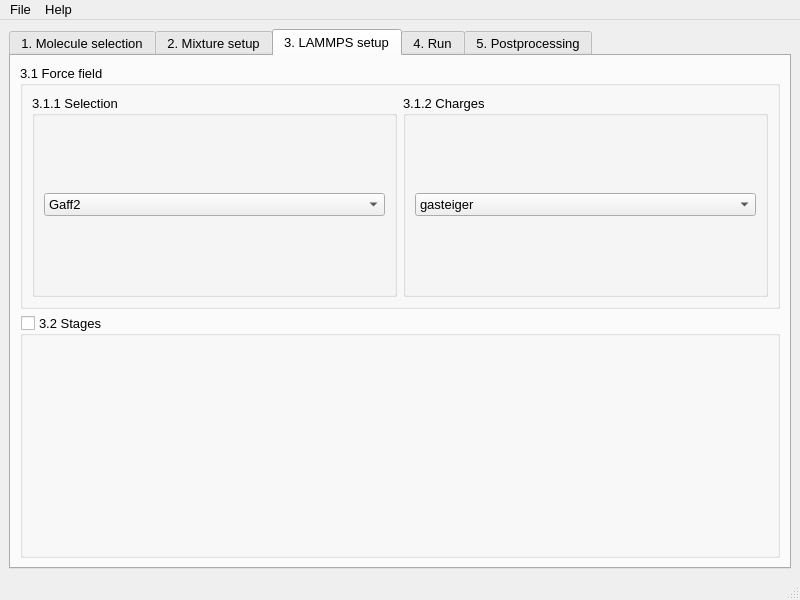
This is scymol/frontend/uis/main_window.ui in eli-ams/scymol as Qt 5 draws it before an edit. The edited form follows.
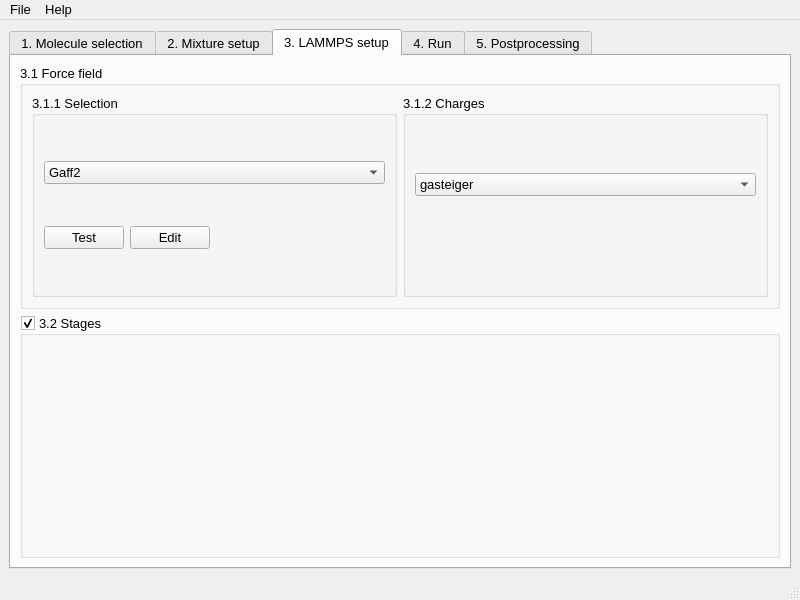
This is the edited form. The open tabs and pages were chosen to show the change.

Commit message: Fixed main_window.ui elements & added force field validation elements.

```diff
--- a/scymol/frontend/uis/main_window.ui
+++ b/scymol/frontend/uis/main_window.ui
@@ -285,12 +285,24 @@
           <layout class="QHBoxLayout" name="horizontalLayout_4">
            <item>
             <widget class="QGroupBox" name="groupBox">
+             <property name="sizePolicy">
+              <sizepolicy hsizetype="Minimum" vsizetype="Minimum">
+               <horstretch>0</horstretch>
+               <verstretch>0</verstretch>
+              </sizepolicy>
+             </property>
              <property name="title">
               <string>3.1.1 Selection</string>
              </property>
              <layout class="QVBoxLayout" name="verticalLayout_5">
               <item>
                <widget class="QComboBox" name="combobox_force_field">
+                <property name="sizePolicy">
+                 <sizepolicy hsizetype="Minimum" vsizetype="Fixed">
+                  <horstretch>0</horstretch>
+                  <verstretch>0</verstretch>
+                 </sizepolicy>
+                </property>
                 <item>
                  <property name="text">
                   <string>Gaff2</string>
@@ -318,17 +330,66 @@
                 </item>
                </widget>
               </item>
+              <item>
+               <layout class="QHBoxLayout" name="horizontallayout_forcefield_test">
+                <property name="sizeConstraint">
+                 <enum>QLayout::SetMinimumSize</enum>
+                </property>
+                <item>
+                 <widget class="QPushButton" name="pushbutton_forcefield_test">
+                  <property name="text">
+                   <string>Test</string>
+                  </property>
+                 </widget>
+                </item>
+                <item>
+                 <widget class="QPushButton" name="pushbutton2_forcefield_test">
+                  <property name="text">
+                   <string>Edit</string>
+                  </property>
+                 </widget>
+                </item>
+                <item>
+                 <spacer name="horizontalspacer_forcefield_test">
+                  <property name="orientation">
+                   <enum>Qt::Horizontal</enum>
+                  </property>
+                  <property name="sizeType">
+                   <enum>QSizePolicy::MinimumExpanding</enum>
+                  </property>
+                  <property name="sizeHint" stdset="0">
+                   <size>
+                    <width>40</width>
+                    <height>20</height>
+                   </size>
+                  </property>
+                 </spacer>
+                </item>
+               </layout>
+              </item>
              </layout>
             </widget>
            </item>
            <item>
             <widget class="QGroupBox" name="groupBox_3">
+             <property name="sizePolicy">
+              <sizepolicy hsizetype="Minimum" vsizetype="Minimum">
+               <horstretch>0</horstretch>
+               <verstretch>0</verstretch>
+              </sizepolicy>
+             </property>
              <property name="title">
               <string>3.1.2 Charges</string>
              </property>
              <layout class="QVBoxLayout" name="verticalLayout_8">
               <item>
                <widget class="QComboBox" name="combobox_charges">
+                <property name="sizePolicy">
+                 <sizepolicy hsizetype="Expanding" vsizetype="Fixed">
+                  <horstretch>0</horstretch>
+                  <verstretch>0</verstretch>
+                 </sizepolicy>
+                </property>
                 <item>
                  <property name="text">
                   <string>gasteiger</string>
@@ -341,6 +402,22 @@
                 </item>
                </widget>
               </item>
+              <item>
+               <spacer name="verticalSpacer_2">
+                <property name="orientation">
+                 <enum>Qt::Vertical</enum>
+                </property>
+                <property name="sizeType">
+                 <enum>QSizePolicy::Minimum</enum>
+                </property>
+                <property name="sizeHint" stdset="0">
+                 <size>
+                  <width>20</width>
+                  <height>40</height>
+                 </size>
+                </property>
+               </spacer>
+              </item>
              </layout>
             </widget>
            </item>
@@ -356,7 +433,7 @@
            <bool>true</bool>
           </property>
           <property name="checked">
-           <bool>false</bool>
+           <bool>true</bool>
           </property>
           <layout class="QVBoxLayout" name="verticalLayout_3">
            <item>
```
Left out of the diff: 10 changed lines with no effect on the pictures.
